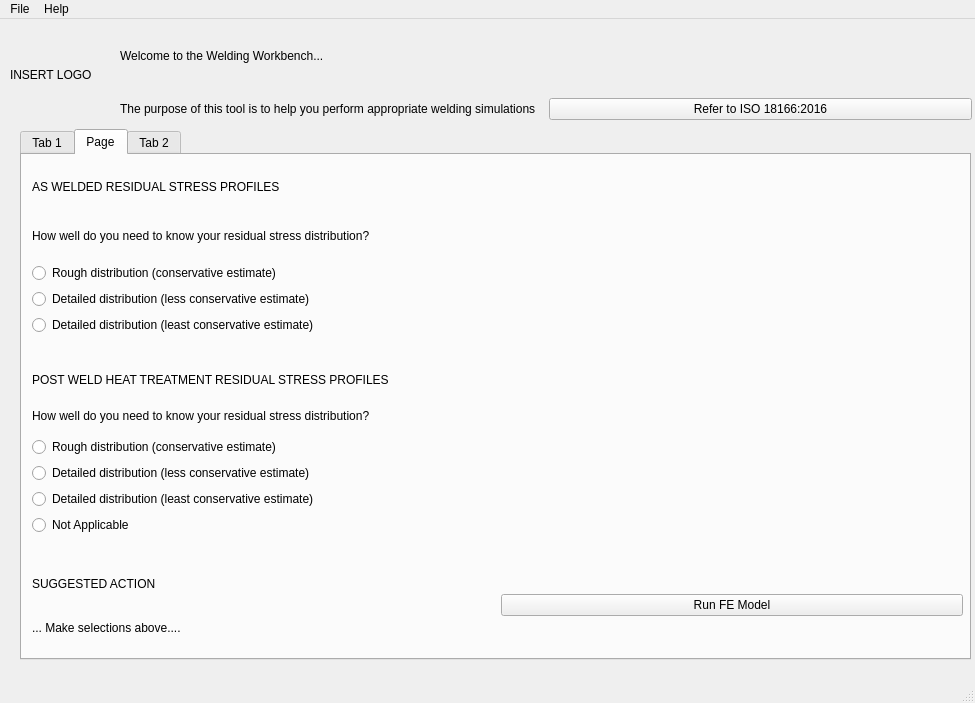
Before: the Qt Designer form GUI/mainWorkflow.ui in j446edf/welding_workbench_mirror, drawn with Qt 5.
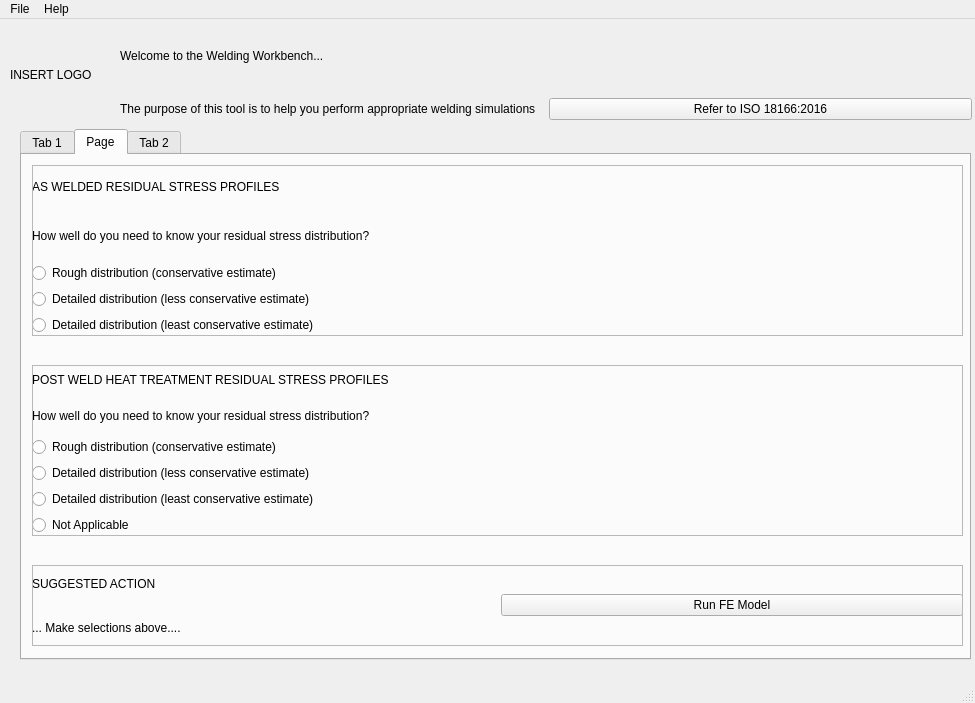
After: the same form once the commit is applied. The open tabs and pages were chosen to show the change.

Commit message: [#9]: Generated python GUI updates

```diff
--- a/GUI/mainWorkflow.ui
+++ b/GUI/mainWorkflow.ui
@@ -262,6 +262,54 @@
        </item>
       </layout>
      </widget>
+     <widget class="QFrame" name="frame_3">
+      <property name="geometry">
+       <rect>
+        <x>10</x>
+        <y>10</y>
+        <width>931</width>
+        <height>171</height>
+       </rect>
+      </property>
+      <property name="frameShape">
+       <enum>QFrame::StyledPanel</enum>
+      </property>
+      <property name="frameShadow">
+       <enum>QFrame::Raised</enum>
+      </property>
+     </widget>
+     <widget class="QFrame" name="frame_4">
+      <property name="geometry">
+       <rect>
+        <x>10</x>
+        <y>210</y>
+        <width>931</width>
+        <height>171</height>
+       </rect>
+      </property>
+      <property name="frameShape">
+       <enum>QFrame::StyledPanel</enum>
+      </property>
+      <property name="frameShadow">
+       <enum>QFrame::Raised</enum>
+      </property>
+     </widget>
+     <widget class="QFrame" name="frame_5">
+      <property name="geometry">
+       <rect>
+        <x>10</x>
+        <y>410</y>
+        <width>931</width>
+        <height>81</height>
+       </rect>
+      </property>
+      <property name="frameShape">
+       <enum>QFrame::StyledPanel</enum>
+      </property>
+      <property name="frameShadow">
+       <enum>QFrame::Raised</enum>
+      </property>
+     </widget>
     </widget>
     <widget class="QWidget" name="tab_2">
      <attribute name="title">
```
Left out of the diff: 50 changed lines with no effect on the pictures. The commit also changes 1 other file.
